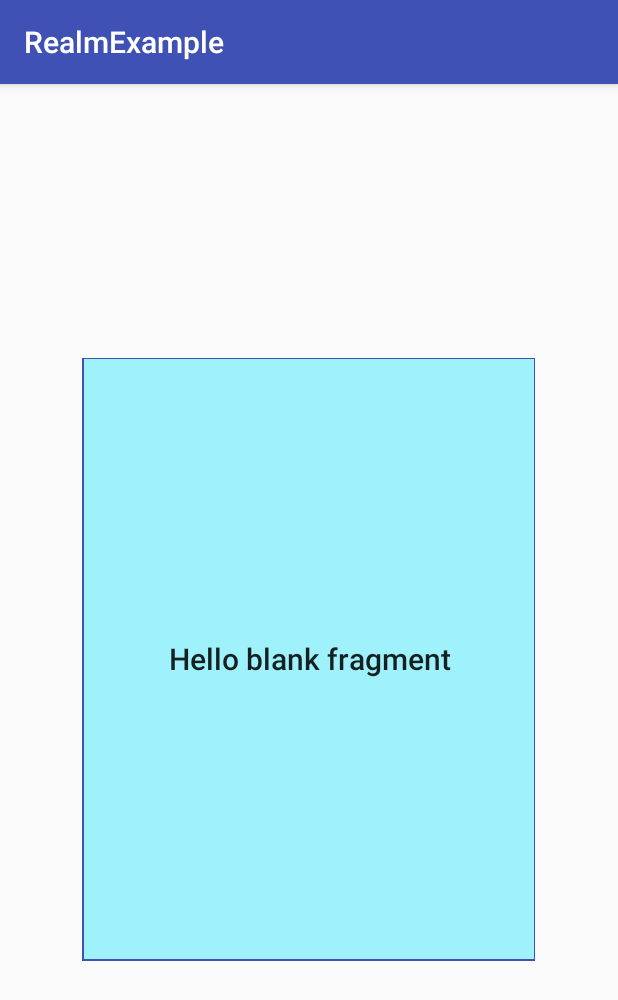
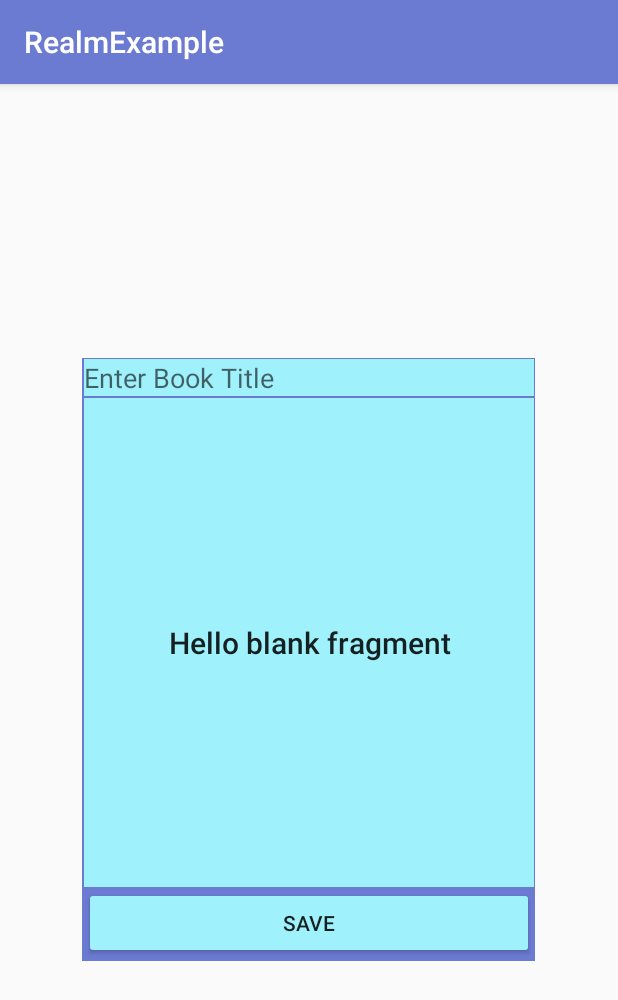
Before and after one commit to Golgoroth22/GeekBrains_Android3, an Android app: the screen it shows after launch (MainActivity), on a phone screen of 412 x 824 dp. Shown: the top 1000 px of the screen. Run offline under Robolectric (Android 15) with nearby library versions, the phone set to English and light mode, and no system bars; libraries missing offline, so code that uses them is left out: io.realm; 3 statements that could not run were skipped.

Commit message:
start work with realm

```diff
--- a/RealmExample/app/build.gradle
+++ b/RealmExample/app/build.gradle
@@ -24,6 +24,7 @@ dependencies {
     implementation 'com.android.support:appcompat-v7:26.1.0'
     implementation 'com.android.support.constraint:constraint-layout:1.0.2'
     implementation 'com.android.support:support-v4:26.1.0'
+    implementation 'com.android.support:design:26.1.0'
     testImplementation 'junit:junit:4.12'
     androidTestImplementation 'com.android.support.test:runner:1.0.1'
     androidTestImplementation 'com.android.support.test.espresso:espresso-core:3.0.1'
--- a/RealmExample/app/src/main/AndroidManifest.xml
+++ b/RealmExample/app/src/main/AndroidManifest.xml
@@ -16,6 +16,10 @@
                 <category android:name="android.intent.category.LAUNCHER" />
             </intent-filter>
         </activity>
+        <activity
+            android:name=".OrmApp"
+            android:label="@string/title_activity_orm_app"
+            android:theme="@style/AppTheme.NoActionBar"></activity>
     </application>
 
 </manifest>
--- a/RealmExample/app/src/main/java/com/falin/valentin/realmexample/MainActivity.java
+++ b/RealmExample/app/src/main/java/com/falin/valentin/realmexample/MainActivity.java
@@ -5,6 +5,8 @@ import android.support.v7.app.AppCompatActivity;
 import android.os.Bundle;
 
 import com.falin.valentin.realmexample.view.DataFragment;
+
+import io.realm.RealmConfiguration;
 
 public class MainActivity extends AppCompatActivity {
 
@@ -16,6 +18,8 @@ public class MainActivity extends AppCompatActivity {
         DataFragment dataFragment = new DataFragment();
         FragmentTransaction transaction = getSupportFragmentManager().beginTransaction();
         transaction.add(R.id.main_container, dataFragment);
+        dataFragment.attachContext(this);
+        dataFragment.initRealm();
         transaction.commit();
     }
 }
--- a/RealmExample/app/src/main/java/com/falin/valentin/realmexample/view/DataFragment.java
+++ b/RealmExample/app/src/main/java/com/falin/valentin/realmexample/view/DataFragment.java
@@ -1,17 +1,30 @@
 package com.falin.valentin.realmexample.view;
 
 
+import android.content.Context;
 import android.os.Bundle;
 import android.support.v4.app.Fragment;
 import android.view.LayoutInflater;
 import android.view.View;
 import android.view.ViewGroup;
+import android.widget.Button;
+import android.widget.EditText;
+import android.widget.TextView;
 
+import com.falin.valentin.realmexample.MainActivity;
 import com.falin.valentin.realmexample.R;
 import com.falin.valentin.realmexample.model.Model;
 import com.falin.valentin.realmexample.presenter.Presenter;
 
+import io.realm.Realm;
+import io.realm.RealmConfiguration;
+
 public class DataFragment extends Fragment {
+    private EditText editText;
+    private TextView mainText;
+    private Button saveButton;
+
+    private Context context;
     private Presenter presenter;
 
     public DataFragment() {
@@ -22,6 +35,20 @@ public class DataFragment extends Fragment {
     @Override
     public View onCreateView(LayoutInflater inflater, ViewGroup container,
                              Bundle savedInstanceState) {
-        return inflater.inflate(R.layout.fragment_data, container, false);
+        View view = inflater.inflate(R.layout.fragment_data, container, false);
+        mainText = view.findViewById(R.id.data_text_view);
+        editText = view.findViewById(R.id.edit_text);
+        saveButton = view.findViewById(R.id.save_button);
+        return view;
+    }
+
+    public void attachContext(Context context) {
+        this.context = context;
+    }
+
+    public void initRealm() {
+        Realm.init(context);
+        RealmConfiguration configuration = new RealmConfiguration.Builder().build();
+        Realm.setDefaultConfiguration(configuration);
     }
 }
--- a/RealmExample/app/src/main/res/layout/fragment_data.xml
+++ b/RealmExample/app/src/main/res/layout/fragment_data.xml
@@ -10,13 +10,38 @@
         android:layout_centerInParent="true"
         android:background="@color/colorPrimary" />
 
-    <TextView
-        style="@style/TextAppearance.AppCompat.Title"
+    <LinearLayout
         android:layout_width="@dimen/dimen_300dp"
         android:layout_height="@dimen/dimen_400dp"
         android:layout_centerInParent="true"
-        android:background="@color/colorAccent"
-        android:gravity="center"
-        android:text="@string/hello_blank_fragment" />
+        android:orientation="vertical">
+
+        <EditText
+            android:id="@+id/edit_text"
+            android:layout_width="match_parent"
+            android:layout_height="wrap_content"
+            android:background="@color/colorAccent"
+            android:hint="@string/enter_book_title"
+            android:inputType="textAutoCorrect" />
+
+        <TextView
+            android:id="@+id/data_text_view"
+            style="@style/TextAppearance.AppCompat.Title"
+            android:layout_width="match_parent"
+            android:layout_height="0dp"
+            android:layout_gravity="center"
+            android:layout_marginTop="1dp"
+            android:layout_weight="10"
+            android:background="@color/colorAccent"
+            android:gravity="center"
+            android:text="@string/hello_blank_fragment" />
+
+        <Button
+            android:id="@+id/save_button"
+            android:layout_width="match_parent"
+            android:layout_height="wrap_content"
+            android:backgroundTint="@color/colorAccent"
+            android:text="@string/save" />
+    </LinearLayout>
 
 </RelativeLayout>
--- a/RealmExample/app/src/main/res/values/colors.xml
+++ b/RealmExample/app/src/main/res/values/colors.xml
@@ -1,6 +1,6 @@
 <?xml version="1.0" encoding="utf-8"?>
 <resources>
-    <color name="colorPrimary">#3F51B5</color>
+    <color name="colorPrimary">#6c7bd2</color>
     <color name="colorPrimaryDark">#303F9F</color>
     <color name="colorAccent">#9ff1fc</color>
 </resources>
--- a/RealmExample/app/src/main/res/values/dimens.xml
+++ b/RealmExample/app/src/main/res/values/dimens.xml
@@ -4,4 +4,5 @@
     <dimen name="dimen_400dp">400dp</dimen>
     <dimen name="dimen_402dp">402dp</dimen>
     <dimen name="dimen_302dp">302dp</dimen>
+    <dimen name="fab_margin">16dp</dimen>
 </resources>
--- a/RealmExample/app/src/main/res/values/strings.xml
+++ b/RealmExample/app/src/main/res/values/strings.xml
@@ -3,4 +3,7 @@
 
     <!-- TODO: Remove or change this placeholder text -->
     <string name="hello_blank_fragment">Hello blank fragment</string>
+    <string name="title_activity_orm_app">OrmApp</string>
+    <string name="save">save</string>
+    <string name="enter_book_title"> Enter Book Title</string>
 </resources>
--- a/RealmExample/app/src/main/res/values/styles.xml
+++ b/RealmExample/app/src/main/res/values/styles.xml
@@ -8,4 +8,13 @@
         <item name="colorAccent">@color/colorAccent</item>
     </style>
 
+    <style name="AppTheme.NoActionBar">
+        <item name="windowActionBar">false</item>
+        <item name="windowNoTitle">true</item>
+    </style>
+
+    <style name="AppTheme.AppBarOverlay" parent="ThemeOverlay.AppCompat.Dark.ActionBar" />
+
+    <style name="AppTheme.PopupOverlay" parent="ThemeOverlay.AppCompat.Light" />
+
 </resources>
--- a/RealmExample/build.gradle
+++ b/RealmExample/build.gradle
@@ -8,7 +8,7 @@ buildscript {
     }
     dependencies {
         classpath 'com.android.tools.build:gradle:3.0.1'
-        classpath "io.realm:realm-gradle-plugin:3.3.0"
+        classpath "io.realm:realm-gradle-plugin:3.5.0"
 
         // NOTE: Do not place your application dependencies here; they belong
         // in the individual module build.gradle files
```
Also changed, not shown: RealmExample/app/src/main/java/com/falin/valentin/realmexample/OrmApp.java (added, +18 -0 lines), RealmExample/app/src/main/java/com/falin/valentin/realmexample/model/data/Book.java (added, +17 -0 lines), RealmExample/app/src/main/res/layout/activity_orm_app.xml (added, +10 -0 lines), RealmExample/app/src/main/res/layout/content_orm_app.xml (added, +11 -0 lines), 1314 other files.
